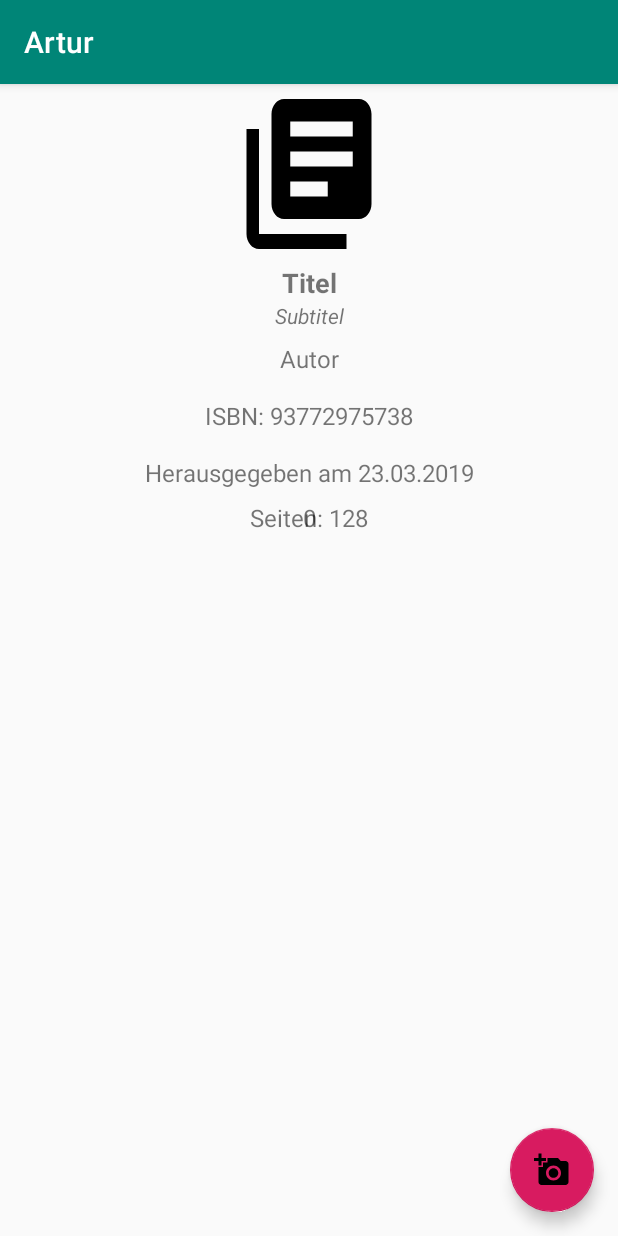
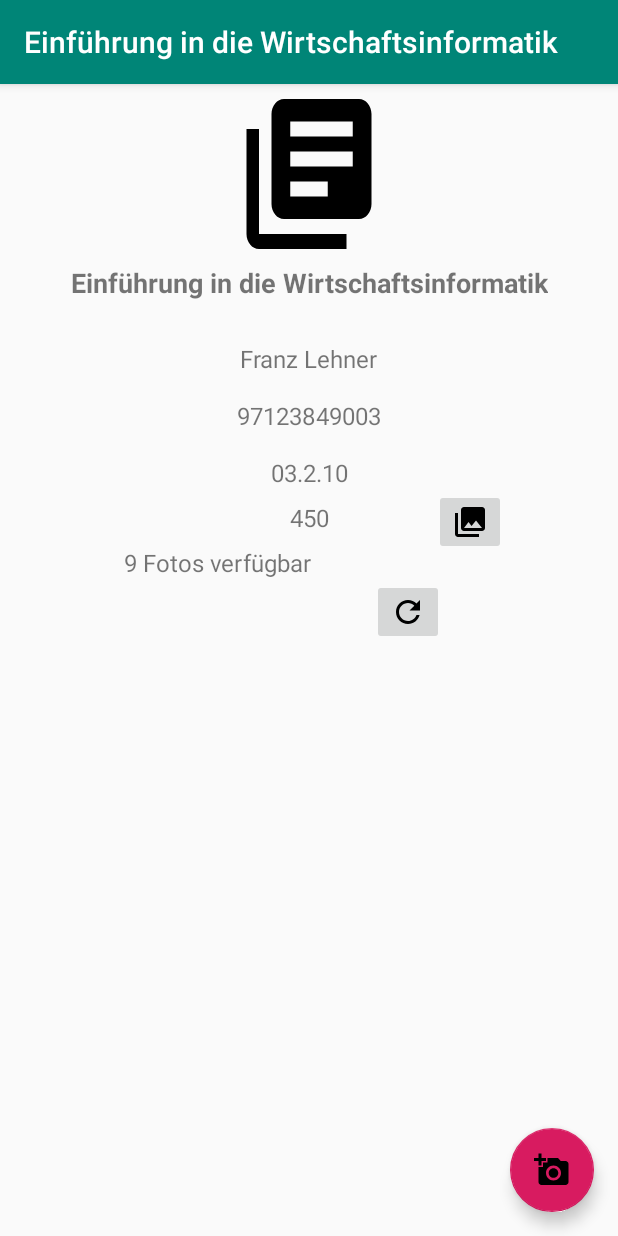
Before and after one commit to thomborg/bookshelf, an Android app: the screen it shows after launch (DisplayBookActivity), after a tap on "Franz Lehner", on a phone screen of 412 x 824 dp. Run offline under Robolectric (Android 15) with nearby library versions, the phone set to English and light mode, and no system bars; our stand-ins replace Picasso, Room's generated code; pictures from the network do not load.

Commit message:
Commit 25.03.19 20 Uhr

```diff
--- a/app/src/main/java/de/unipassau/android/bookshelf/MainActivity.java
+++ b/app/src/main/java/de/unipassau/android/bookshelf/MainActivity.java
@@ -15,6 +15,7 @@ import com.google.android.material.floatingactionbutton.FloatingActionButton;
 import androidx.appcompat.app.AppCompatActivity;
 import androidx.lifecycle.Observer;
 import androidx.lifecycle.ViewModelProviders;
+import androidx.recyclerview.widget.DividerItemDecoration;
 import androidx.recyclerview.widget.LinearLayoutManager;
 import androidx.recyclerview.widget.RecyclerView;
 import androidx.appcompat.widget.Toolbar;
@@ -69,8 +70,10 @@ public class MainActivity extends AppCompatActivity {
 
         RecyclerView recyclerView = findViewById(R.id.booksRecyclerView);
         final BookListAdapter adapter = new BookListAdapter(this);
+        LinearLayoutManager llm = new LinearLayoutManager(this);
         recyclerView.setAdapter(adapter);
-        recyclerView.setLayoutManager(new LinearLayoutManager(this));
+        recyclerView.setLayoutManager(llm);
+        recyclerView.addItemDecoration(new DividerItemDecoration(this, llm.getOrientation()));
 
         mBookViewModel = ViewModelProviders.of(this).get(BookViewModel.class);
 
@@ -181,6 +184,8 @@ public class MainActivity extends AppCompatActivity {
                         result.setPublishedDate(info.getString("publishedDate"));
                     if (info.has("imageLinks"))
                         result.setThumbnail(info.getJSONObject("imageLinks").getString("thumbnail"));
+                    if(info.has("pageCount"))
+                        result.setPages(info.getInt("pageCount"));
                     StringBuilder authors = new StringBuilder();
                     JSONArray authorArray;
                     if (info.has("authors")) {
@@ -199,7 +204,7 @@ public class MainActivity extends AppCompatActivity {
             }
 
 
-            Book book_code = new Book(result.getAuthors(), result.getTitle(), result.getIsbn10(), 10, result.getPublishedDate(), result.getPublisher(), result.getThumbnail());
+            Book book_code = new Book(result.getAuthors(), result.getTitle(), result.getIsbn10(), result.getPages(), result.getPublishedDate(), result.getThumbnail());
             mBookViewModel.insert(book_code);
 
             /*
--- a/app/src/main/java/de/unipassau/android/bookshelf/database/BookDAO.java
+++ b/app/src/main/java/de/unipassau/android/bookshelf/database/BookDAO.java
@@ -16,13 +16,13 @@ public interface BookDAO {
     void insertOnlySingleBook (Book book);
 
     @Insert
-    void insertMultipleMovies (List<Book> bookList);
+    void insertMultipleBooks (List<Book> bookList);
 
     @Query("SELECT * FROM Book")
     LiveData<List<Book>> fetchAllBooks();
 
     @Query("SELECT * FROM Book WHERE id = :bookId")
-    Book fetchOneBookById (int bookId);
+    Book fetchOneBookById (String bookId);
     @Update
     void updateBook (Book book);
     @Delete
--- a/app/src/main/java/de/unipassau/android/bookshelf/database/BookshelfDatabase.java
+++ b/app/src/main/java/de/unipassau/android/bookshelf/database/BookshelfDatabase.java
@@ -55,8 +55,8 @@ public abstract class BookshelfDatabase extends RoomDatabase {
 
         @Override
         protected Void doInBackground(final Void... params) {
-            mDao.deleteAllBooks();
-            Book book1 = new Book("Franz Lehner", "Einführung in die Wirtschaftsinformatik", "97123849003", 450, "03.2.10", "München", "");
+            //mDao.deleteAllBooks();
+            Book book1 = new Book("Franz Lehner", "Einführung in die Wirtschaftsinformatik", "97123849003", 450, "03.2.10", "");
             mDao.insertOnlySingleBook(book1);
             return null;
         }
--- a/app/src/main/java/de/unipassau/android/bookshelf/database/BookshelfRepository.java
+++ b/app/src/main/java/de/unipassau/android/bookshelf/database/BookshelfRepository.java
@@ -4,6 +4,7 @@ import android.app.Application;
 import android.os.AsyncTask;
 
 import java.util.List;
+import java.util.concurrent.ExecutionException;
 
 import androidx.lifecycle.LiveData;
 import de.unipassau.android.bookshelf.database.BookDAO;
@@ -28,6 +29,22 @@ public class BookshelfRepository {
         new insertAsyncTask(bookDAO).execute(book);
     }
 
+    public void delete (Book book){
+        new deleteAsyncTask(bookDAO).execute(book);
+    }
+
+    public Book findBookById(String id){
+        try {
+            return new findBookByIdAsyncTask(bookDAO).execute(id).get();
+        } catch (ExecutionException e) {
+            e.printStackTrace();
+            return null;
+        } catch (InterruptedException e) {
+            e.printStackTrace();
+            return null;
+        }
+    }
+
     private static class insertAsyncTask extends AsyncTask<Book, Void, Void> {
 
         private BookDAO mAsyncTaskDao;
@@ -43,4 +60,33 @@ public class BookshelfRepository {
         }
     }
 
+    private static class deleteAsyncTask extends AsyncTask<Book, Void, Void> {
+
+        private BookDAO mAsyncTaskDao;
+
+        deleteAsyncTask(BookDAO dao) {
+            mAsyncTaskDao = dao;
+        }
+
+        @Override
+        protected Void doInBackground(final Book... params) {
+            mAsyncTaskDao.deleteBook(params[0]);
+            return null;
+        }
+    }
+
+    private static class findBookByIdAsyncTask extends AsyncTask<String, Void, Book> {
+
+        private BookDAO mAsyncTaskDao;
+
+        findBookByIdAsyncTask(BookDAO dao) {
+            mAsyncTaskDao = dao;
+        }
+
+        @Override
+        protected Book doInBackground(final String... params) {
+            return mAsyncTaskDao.fetchOneBookById(params[0]);
+        }
+    }
+
 }
--- a/app/src/main/java/de/unipassau/android/bookshelf/model/Book.java
+++ b/app/src/main/java/de/unipassau/android/bookshelf/model/Book.java
@@ -22,19 +22,17 @@ public class Book {
     private String ISBN;
     private int numberOfPages;
     private String publishDate;
-    private String publishPlaces;
     private String urlThumbnail;
     // private List<BookPicture> bookPictureList;
 
 
-    public Book(String author, String title, String ISBN, int numberOfPages, String publishDate, String publishPlaces, String urlThumbnail) {
+    public Book(String author, String title, String ISBN, int numberOfPages, String publishDate, String urlThumbnail) {
         this.id = UUID.randomUUID().toString();
         this.author = author;
         this.title = title;
         this.ISBN = ISBN;
         this.numberOfPages = numberOfPages;
         this.publishDate = publishDate;
-        this.publishPlaces = publishPlaces;
         this.urlThumbnail = urlThumbnail;
 
      //    bookPictureList = new ArrayList<>();
@@ -88,14 +86,6 @@ public class Book {
         this.publishDate = publishDate;
     }
 
-    public String getPublishPlaces() {
-        return publishPlaces;
-    }
-
-    public void setPublishPlaces(String publishPlaces) {
-        this.publishPlaces = publishPlaces;
-    }
-
     public String getUrlThumbnail() {
         return urlThumbnail;
     }
--- a/app/src/main/java/de/unipassau/android/bookshelf/model/BookListAdapter.java
+++ b/app/src/main/java/de/unipassau/android/bookshelf/model/BookListAdapter.java
@@ -4,6 +4,7 @@ import android.app.AlertDialog;
 import android.content.Context;
 import android.content.DialogInterface;
 import android.content.Intent;
+import android.os.Bundle;
 import android.view.LayoutInflater;
 import android.view.View;
 import android.view.ViewGroup;
@@ -16,6 +17,8 @@ import com.squareup.picasso.Picasso;
 import java.util.List;
 
 import androidx.constraintlayout.widget.ConstraintLayout;
+import androidx.fragment.app.FragmentActivity;
+import androidx.lifecycle.ViewModelProviders;
 import androidx.recyclerview.widget.RecyclerView;
 import de.unipassau.android.bookshelf.R;
 import de.unipassau.android.bookshelf.ui.DisplayBookActivity;
@@ -24,6 +27,7 @@ import de.unipassau.android.bookshelf.ui.DisplayBookActivity;
  * Michi
  */
 public class BookListAdapter extends RecyclerView.Adapter<BookListAdapter.BookViewHolder> {
+
 
     class BookViewHolder extends RecyclerView.ViewHolder {
         private final TextView author;
@@ -44,10 +48,13 @@ public class BookListAdapter extends RecyclerView.Adapter<BookListAdapter.BookVi
     private final Context context;
     private final LayoutInflater mInflater;
     private List<Book> mBooks; // Cached copy of Books
+    BookViewModel bookViewModel;
 
     public BookListAdapter(Context context) {
         this.context = context;
         mInflater = LayoutInflater.from(context);
+        bookViewModel = ViewModelProviders.of((FragmentActivity) context).get(BookViewModel.class);
+
     }
 
     @Override
@@ -75,6 +82,9 @@ public class BookListAdapter extends RecyclerView.Adapter<BookListAdapter.BookVi
             @Override
             public void onClick(View v) {
                 Intent i = new Intent(context, DisplayBookActivity.class);
+                Bundle bundle = new Bundle();
+                bundle.putString("id", mBooks.get(holder.getAdapterPosition()).getId());
+                i.putExtras(bundle);
                 context.startActivity(i);
             }
         });
@@ -88,8 +98,7 @@ public class BookListAdapter extends RecyclerView.Adapter<BookListAdapter.BookVi
                 noticeDialog.setButton(DialogInterface.BUTTON_POSITIVE, "JA", new DialogInterface.OnClickListener() {
                     @Override
                     public void onClick(DialogInterface dialog, int which) {
-                        String show = mBooks.remove(holder.getAdapterPosition()).getTitle();
-                        Toast.makeText(context, show, Toast.LENGTH_SHORT).show();
+                        bookViewModel.delete(mBooks.get(holder.getAdapterPosition()));
                         notifyItemRemoved(holder.getAdapterPosition());
                         noticeDialog.dismiss();
                     }
--- a/app/src/main/java/de/unipassau/android/bookshelf/model/BookViewModel.java
+++ b/app/src/main/java/de/unipassau/android/bookshelf/model/BookViewModel.java
@@ -27,4 +27,12 @@ public class BookViewModel extends AndroidViewModel {
     public void insert(Book book) {
         mRepository.insert(book);
     }
+
+    public void delete(Book book){
+        mRepository.delete(book);
+    }
+
+    public Book findBookById(String id){
+        return mRepository.findBookById(id);
+    }
 }
--- a/app/src/main/java/de/unipassau/android/bookshelf/network/ResultDTO.java
+++ b/app/src/main/java/de/unipassau/android/bookshelf/network/ResultDTO.java
@@ -3,6 +3,15 @@ package de.unipassau.android.bookshelf.network;
 public class ResultDTO {
     private String title, subtitle, publisher, publishedDate, isbn10, authors,
             thumbnail;
+    private int pages;
+
+    public int getPages() {
+        return pages;
+    }
+
+    public void setPages(int pages) {
+        this.pages = pages;
+    }
 
     public String getThumbnail() {
         return thumbnail;
--- a/app/src/main/java/de/unipassau/android/bookshelf/ui/DisplayBookActivity.java
+++ b/app/src/main/java/de/unipassau/android/bookshelf/ui/DisplayBookActivity.java
@@ -10,11 +10,19 @@ import androidx.appcompat.app.AppCompatActivity;
 import android.view.View;
 import android.widget.ImageView;
 import android.widget.TextView;
+import android.widget.Toast;
 
 import java.util.ArrayList;
+import java.util.List;
 
+import androidx.fragment.app.FragmentActivity;
+import androidx.lifecycle.LiveData;
+import androidx.lifecycle.ViewModelProviders;
 import de.unipassau.android.bookshelf.R;
+import de.unipassau.android.bookshelf.database.BookDAO;
+import de.unipassau.android.bookshelf.model.Book;
 import de.unipassau.android.bookshelf.model.BookPicture;
+import de.unipassau.android.bookshelf.model.BookViewModel;
 
 /**
  * Artur
@@ -27,6 +35,7 @@ public class DisplayBookActivity extends AppCompatActivity {
 
     TextView title, subtitle, author, isbn, publishedDate, nrPages, nrPictures;
     ImageView cover;
+    BookViewModel bookViewModel;
 
     @Override
     protected void onCreate(@Nullable Bundle savedInstanceState) {
@@ -35,13 +44,17 @@ public class DisplayBookActivity extends AppCompatActivity {
 
         sampleArrayListNoProductionPls = new ArrayList<BookPicture>();
 
+        bookViewModel = ViewModelProviders.of(this).get(BookViewModel.class);
 
         Bundle bundle = getIntent().getExtras();
+        String bookId = "";
         if (bundle != null) {
-            String bookId = bundle.getString("id");
+            bookId = bundle.getString("id");
         }
 
-        setTitle("Artur");
+        Book book = bookViewModel.findBookById(bookId);
+
+        setTitle(book.getTitle());
 
         title = findViewById(R.id.title);
         subtitle = findViewById(R.id.subtitle);
@@ -52,14 +65,14 @@ public class DisplayBookActivity extends AppCompatActivity {
         cover = findViewById(R.id.imageView);
         nrPictures = findViewById(R.id.nrOfPictures);
 
-        title.setText("Titel");
-        subtitle.setText("Subtitel");
-        author.setText("Autor");
-        isbn.setText("ISBN: 93772975738");
-        publishedDate.setText("Herausgegeben am 23.03.2019");
-        nrPages.setText("Seiten: 128");
+        title.setText(book.getTitle());
+        //subtitle.setText("");
+        author.setText(book.getAuthor());
+        isbn.setText(book.getISBN());
+        publishedDate.setText(book.getPublishDate());
+        nrPages.setText(String.valueOf(book.getNumberOfPages()));
         nrPictures.setText("9 Fotos verfügbar");
-        nrPictures.setText(String.valueOf(sampleArrayListNoProductionPls.size()));
+        //nrPictures.setText(String.valueOf(sampleArrayListNoProductionPls.size()));
 
         FloatingActionButton cameraButton = (FloatingActionButton) findViewById(R.id.take_picture);
         cameraButton.setOnClickListener(new View.OnClickListener() {
@@ -91,5 +104,13 @@ public class DisplayBookActivity extends AppCompatActivity {
         }
     }
 
+    public void viewGallery(View v){
+        Toast.makeText(this, "View Gallery", Toast.LENGTH_SHORT).show();
+    }
+
+    public void refreshLocation(View v){
+        Toast.makeText(this, "Refresh Location", Toast.LENGTH_SHORT).show();
+    }
+
 
 }
--- /dev/null
+++ b/app/src/main/res/drawable/ic_photo_library_black_24dp.xml
@@ -0,0 +1,9 @@
+<vector xmlns:android="http://schemas.android.com/apk/res/android"
+        android:width="24dp"
+        android:height="24dp"
+        android:viewportWidth="24.0"
+        android:viewportHeight="24.0">
+    <path
+        android:fillColor="#FF000000"
+        android:pathData="M22,16L22,4c0,-1.1 -0.9,-2 -2,-2L8,2c-1.1,0 -2,0.9 -2,2v12c0,1.1 0.9,2 2,2h12c1.1,0 2,-0.9 2,-2zM11,12l2.03,2.71L16,11l4,5L8,16l3,-4zM2,6v14c0,1.1 0.9,2 2,2h14v-2L4,20L4,6L2,6z"/>
+</vector>
--- /dev/null
+++ b/app/src/main/res/drawable/ic_refresh_black_24dp.xml
@@ -0,0 +1,9 @@
+<vector xmlns:android="http://schemas.android.com/apk/res/android"
+        android:width="24dp"
+        android:height="24dp"
+        android:viewportWidth="24.0"
+        android:viewportHeight="24.0">
+    <path
+        android:fillColor="#FF000000"
+        android:pathData="M17.65,6.35C16.2,4.9 14.21,4 12,4c-4.42,0 -7.99,3.58 -7.99,8s3.57,8 7.99,8c3.73,0 6.84,-2.55 7.73,-6h-2.08c-0.82,2.33 -3.04,4 -5.65,4 -3.31,0 -6,-2.69 -6,-6s2.69,-6 6,-6c1.66,0 3.14,0.69 4.22,1.78L13,11h7V4l-2.35,2.35z"/>
+</vector>
--- a/app/src/main/res/layout/activity_displaybook.xml
+++ b/app/src/main/res/layout/activity_displaybook.xml
@@ -87,9 +87,39 @@
         android:layout_height="wrap_content"
         android:layout_margin="@dimen/display_book_margin"
         android:textSize="@dimen/display_book_textsize"
+        app:layout_constraintEnd_toStartOf="@id/nrOfPicturesButton"
+        app:layout_constraintStart_toStartOf="parent"
+        app:layout_constraintTop_toBottomOf="@id/nrPages" />
+
+    <ImageButton
+        android:id="@+id/nrOfPicturesButton"
+        android:layout_width="wrap_content"
+        android:layout_height="wrap_content"
+        android:src="@drawable/ic_photo_library_black_24dp"
+        android:onClick="viewGallery"
+        app:layout_constraintStart_toEndOf="@id/nrOfPictures"
         app:layout_constraintEnd_toEndOf="parent"
+        app:layout_constraintTop_toBottomOf="@id/publishedDate"/>
+
+    <TextView
+        android:id="@+id/location"
+        android:layout_width="wrap_content"
+        android:layout_height="wrap_content"
+        android:layout_margin="@dimen/display_book_margin"
+        android:textSize="@dimen/display_book_textsize"
+        app:layout_constraintEnd_toStartOf="@id/locationButton"
         app:layout_constraintStart_toStartOf="parent"
-        app:layout_constraintTop_toBottomOf="@id/publishedDate" />
+        app:layout_constraintTop_toBottomOf="@id/nrOfPictures" />
+
+    <ImageButton
+        android:id="@+id/locationButton"
+        android:layout_width="wrap_content"
+        android:layout_height="wrap_content"
+        android:src="@drawable/ic_refresh_black_24dp"
+        android:onClick="refreshLocation"
+        app:layout_constraintStart_toEndOf="@id/location"
+        app:layout_constraintEnd_toEndOf="parent"
+        app:layout_constraintTop_toBottomOf="@id/nrOfPictures"/>
 
     <com.google.android.material.floatingactionbutton.FloatingActionButton
         android:id="@+id/take_picture"
```
